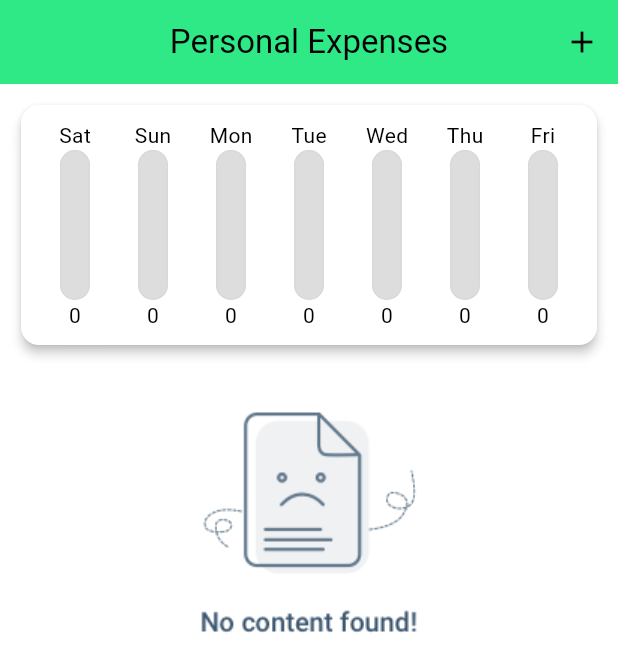
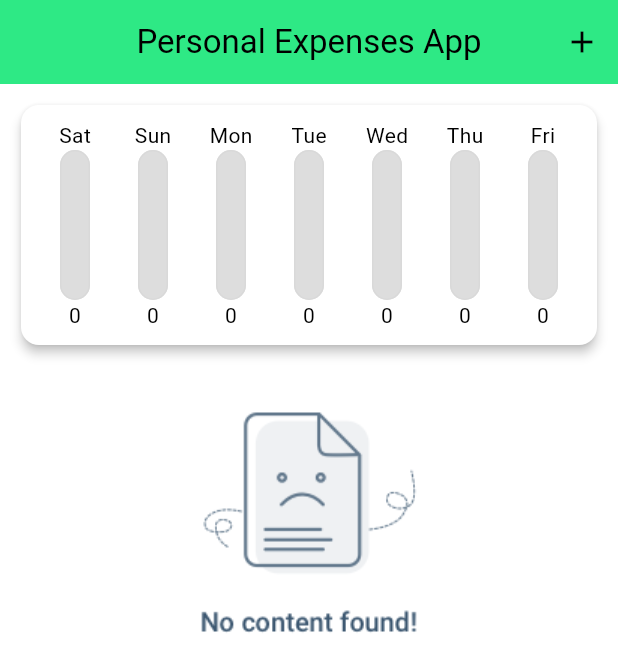
Before and after one commit to dhruvik10/personal_expenses_app, a Flutter app: the screen it shows after launch, on a phone screen of 412 x 824 dp. Shown: the top 672 px of the screen. Run offline on Flutter 3.47's test engine with Material 2 defaults, Android fonts, the phone set to English and light mode, and no system bars; our stand-ins replace bloc; generated files the repository leaves out were written again.

Commit message:
updated appbar.

```diff
--- a/lib/home/pages/home_page.dart
+++ b/lib/home/pages/home_page.dart
@@ -56,7 +56,7 @@ class _HomePageState extends State<HomePage> {
     return Scaffold(
       appBar: AppBar(
         centerTitle: true,
-        title: const Text('Personal Expenses'),
+        title: const Text('Personal Expenses App'),
         actions: [
           IconButton(
             onPressed: startNewExpense,
```
